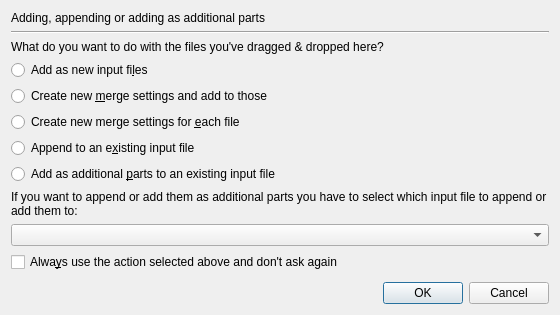
This is src/mkvtoolnix-gui/forms/merge/adding_appending_files_dialog.ui in jpsdr/MKVToolnix-Windows-7 as Qt 5 draws it before an edit. The edited form follows.
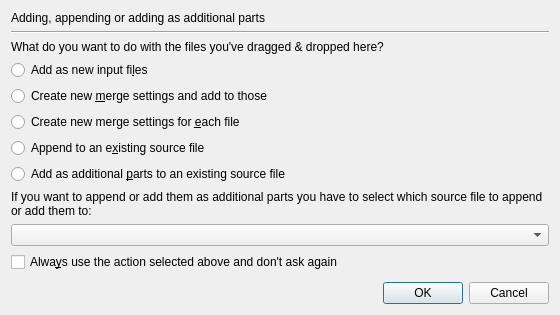
This is the edited form.

Commit message: all programs: consistently use "source file" instead of "input file"

The edit to the form file:
```diff
--- a/src/mkvtoolnix-gui/forms/merge/adding_appending_files_dialog.ui
+++ b/src/mkvtoolnix-gui/forms/merge/adding_appending_files_dialog.ui
@@ -65,21 +65,21 @@
    <item>
     <widget class="QRadioButton" name="rbAppend">
      <property name="text">
-      <string>Append to an e&amp;xisting input file</string>
+      <string>Append to an e&amp;xisting source file</string>
      </property>
     </widget>
    </item>
    <item>
     <widget class="QRadioButton" name="rbAddAdditionalParts">
      <property name="text">
-      <string>Add as additional &amp;parts to an existing input file</string>
+      <string>Add as additional &amp;parts to an existing source file</string>
      </property>
     </widget>
    </item>
    <item>
     <widget class="QLabel" name="lAppendTo">
      <property name="text">
-      <string>If you want to append or add them as additional parts you have to select which input file to append or add them to:</string>
+      <string>If you want to append or add them as additional parts you have to select which source file to append or add them to:</string>
      </property>
      <property name="wordWrap">
       <bool>true</bool>
```
The commit also changes 15 other files.
